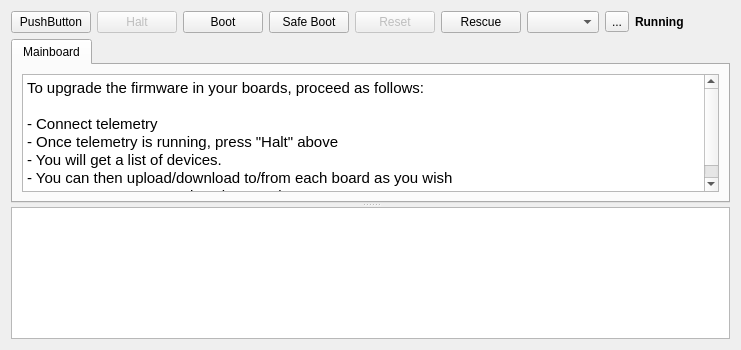
openpilot/OpenPilot, file ground/openpilotgcs/src/plugins/uploader/uploader.ui: the form before one commit.
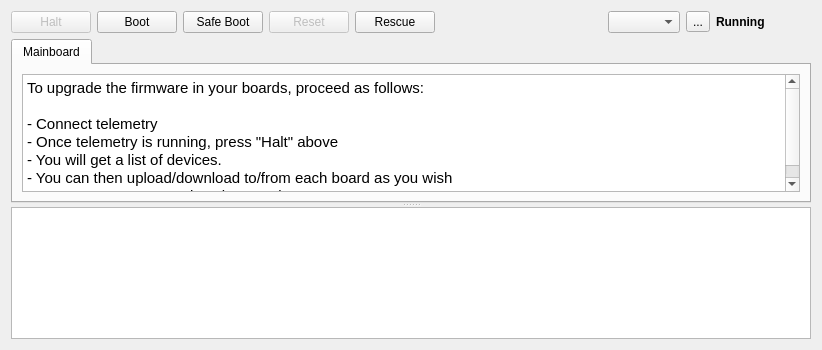
The form after the commit. Icons and pictures are not drawn.

Commit message: GCS - Remove test button

Patch:
```diff
--- a/ground/openpilotgcs/src/plugins/uploader/uploader.ui
+++ b/ground/openpilotgcs/src/plugins/uploader/uploader.ui
@@ -6,7 +6,7 @@
    <rect>
     <x>0</x>
     <y>0</y>
-    <width>719</width>
+    <width>822</width>
     <height>350</height>
    </rect>
   </property>
@@ -16,13 +16,6 @@
   <layout class="QVBoxLayout" name="verticalLayout">
    <item>
     <layout class="QHBoxLayout" name="horizontalLayout">
-     <item>
-      <widget class="QPushButton" name="pushButton">
-       <property name="text">
-        <string>PushButton</string>
-       </property>
-      </widget>
-     </item>
      <item>
       <widget class="QPushButton" name="haltButton">
        <property name="enabled">
```
